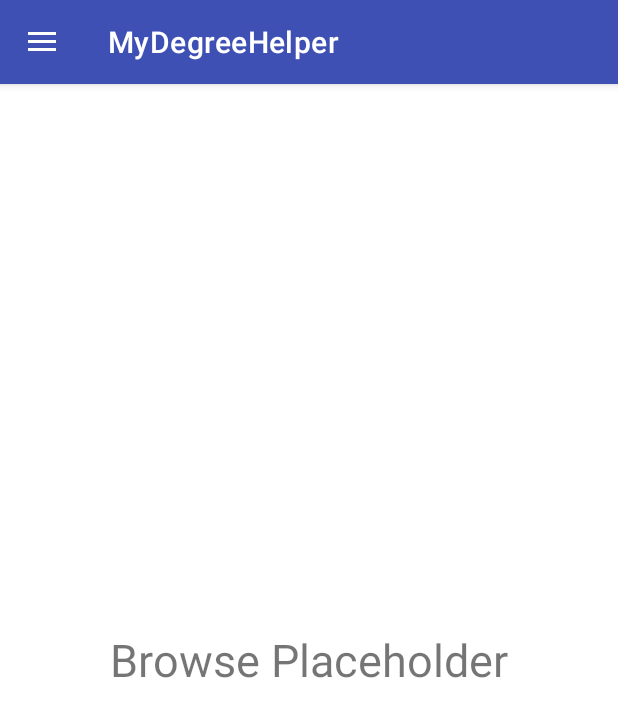
After one commit to backpack5689/mydegreehelper, an Android app: the fragment BrowseFragment placed in its activity, on a phone screen of 412 x 824 dp. The commit adds this screen. Shown: the top 717 px of the screen. Run offline under Robolectric (Android 15) with nearby library versions, the phone set to English and light mode, and no system bars.

Commit message:
Created browse fragment

```diff
--- /dev/null
+++ b/app/src/main/java/com/CENAA/mydegreehelper/BrowseFragment.java
@@ -0,0 +1,18 @@
+package com.CENAA.mydegreehelper;
+
+import android.os.Bundle;
+import android.view.LayoutInflater;
+import android.view.View;
+import android.view.ViewGroup;
+
+import androidx.annotation.NonNull;
+import androidx.annotation.Nullable;
+import androidx.fragment.app.Fragment;
+
+public class BrowseFragment extends Fragment {
+    @Nullable
+    @Override
+    public View onCreateView(@NonNull LayoutInflater inflater, @Nullable ViewGroup container, @Nullable Bundle savedInstanceState) {
+        return inflater.inflate(R.layout.fragment_browse, container, false);
+    }
+}
--- a/app/src/main/java/com/CENAA/mydegreehelper/MainActivity.java
+++ b/app/src/main/java/com/CENAA/mydegreehelper/MainActivity.java
@@ -4,9 +4,7 @@ import android.annotation.SuppressLint;
 import android.content.Intent;
 import android.os.Bundle;
 
-import com.google.android.material.floatingactionbutton.FloatingActionButton;
 import com.google.android.material.navigation.NavigationView;
-import com.google.android.material.snackbar.Snackbar;
 
 import androidx.annotation.NonNull;
 import androidx.appcompat.app.ActionBarDrawerToggle;
@@ -48,6 +46,9 @@ public class MainActivity extends AppCompatActivity implements NavigationView.On
             case R.id.nav_home:
                 getSupportFragmentManager().beginTransaction().replace(R.id.fragment_container, new HomeFragment()).commit();
                 break;
+            case R.id.nav_browse:
+                getSupportFragmentManager().beginTransaction().replace(R.id.fragment_container, new BrowseFragment()).commit();
+                break;
             case R.id.nav_catalogue:
                 getSupportFragmentManager().beginTransaction().replace(R.id.fragment_container, new CatalogueFragment()).commit();
                 break;
--- /dev/null
+++ b/app/src/main/res/drawable/ic_baseline_search_24.xml
@@ -0,0 +1,10 @@
+<vector xmlns:android="http://schemas.android.com/apk/res/android"
+    android:width="24dp"
+    android:height="24dp"
+    android:viewportWidth="24"
+    android:viewportHeight="24"
+    android:tint="?attr/colorControlNormal">
+  <path
+      android:fillColor="@android:color/white"
+      android:pathData="M15.5,14h-0.79l-0.28,-0.27C15.41,12.59 16,11.11 16,9.5 16,5.91 13.09,3 9.5,3S3,5.91 3,9.5 5.91,16 9.5,16c1.61,0 3.09,-0.59 4.23,-1.57l0.27,0.28v0.79l5,4.99L20.49,19l-4.99,-5zM9.5,14C7.01,14 5,11.99 5,9.5S7.01,5 9.5,5 14,7.01 14,9.5 11.99,14 9.5,14z"/>
+</vector>
--- /dev/null
+++ b/app/src/main/res/layout/fragment_browse.xml
@@ -0,0 +1,14 @@
+<?xml version="1.0" encoding="utf-8"?>
+<RelativeLayout xmlns:android="http://schemas.android.com/apk/res/android"
+    android:layout_width="match_parent"
+    android:layout_height="match_parent"
+    android:background="@color/white">
+
+    <TextView
+        android:layout_width="wrap_content"
+        android:layout_height="wrap_content"
+        android:layout_centerInParent="true"
+        android:text="Browse Placeholder"
+        android:textSize="30sp" />
+
+</RelativeLayout>
--- a/app/src/main/res/menu/drawer_menu.xml
+++ b/app/src/main/res/menu/drawer_menu.xml
@@ -8,6 +8,10 @@
             android:id="@+id/nav_home"
             android:icon="@drawable/ic_baseline_home_24"
             android:title="@string/home" />
+        <item
+            android:id="@+id/nav_browse"
+            android:icon="@drawable/ic_baseline_search_24"
+            android:title="@string/browse" />
         <item
             android:id="@+id/nav_catalogue"
             android:icon="@drawable/ic_catalogue"
--- a/app/src/main/res/values/strings.xml
+++ b/app/src/main/res/values/strings.xml
@@ -27,6 +27,7 @@
     <string name="invalid_password">Password must be >5 characters</string>
     <string name="login_failed">"Login failed"</string>
     <string name="home">Home</string>
+    <string name="browse">Browse Classes</string>
     <string name="catalogue">Catalogue</string>
     <string name="settings">Settings</string>
     <string name="log_out">Log Out</string>
```
